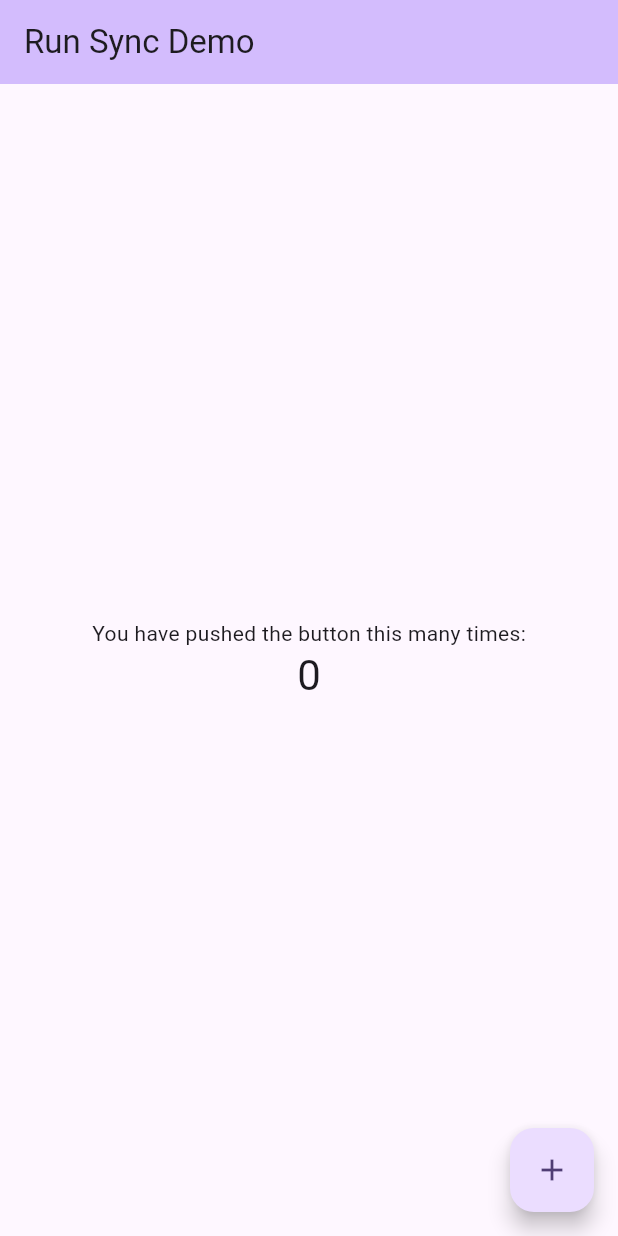
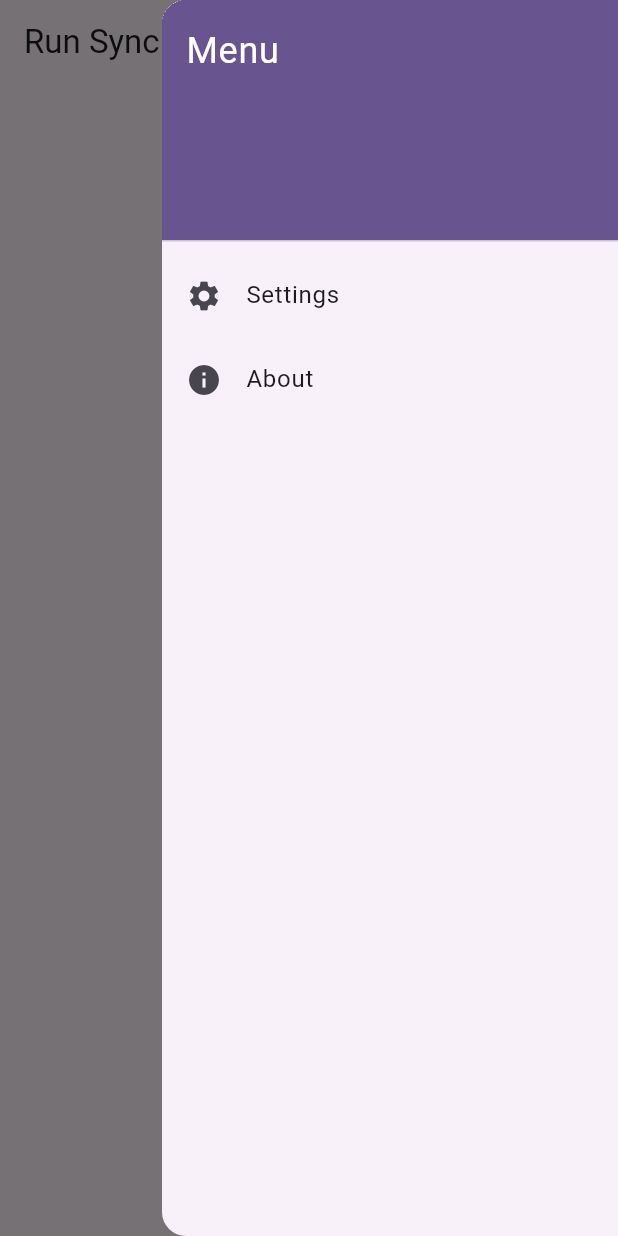
Before and after one commit to JKaizenn/Run-Sync, a Flutter app: the screen it shows after launch, with the side drawer open (before the commit the screen has no drawer), on a phone screen of 412 x 824 dp. Run offline on Flutter 3.47's test engine with Material 3 defaults, Android fonts, the phone set to English and light mode, and no system bars.

Commit message:
added the home screen and hamburger with navigation drawer

```diff
--- a/run_sync/lib/main.dart
+++ b/run_sync/lib/main.dart
@@ -1,4 +1,5 @@
 import 'package:flutter/material.dart';
+import 'screens/home_screen.dart';
 
 void main() {
   runApp(const MyApp());
@@ -7,119 +8,15 @@ void main() {
 class MyApp extends StatelessWidget {
   const MyApp({super.key});
 
-  // This widget is the root of your application.
   @override
   Widget build(BuildContext context) {
     return MaterialApp(
-      title: 'Flutter Demo',
+      title: 'Run Sync',
       theme: ThemeData(
-        // This is the theme of your application.
-        //
-        // TRY THIS: Try running your application with "flutter run". You'll see
-        // the application has a purple toolbar. Then, without quitting the app,
-        // try changing the seedColor in the colorScheme below to Colors.green
-        // and then invoke "hot reload" (save your changes or press the "hot
-        // reload" button in a Flutter-supported IDE, or press "r" if you used
-        // the command line to start the app).
-        //
-        // Notice that the counter didn't reset back to zero; the application
-        // state is not lost during the reload. To reset the state, use hot
-        // restart instead.
-        //
-        // This works for code too, not just values: Most code changes can be
-        // tested with just a hot reload.
         colorScheme: ColorScheme.fromSeed(seedColor: Colors.deepPurple),
         useMaterial3: true,
       ),
-      home: const MyHomePage(title: 'Run Sync Demo'),
+      home: const HomeScreen(), // Set HomeScreen as the default screen
     );
   }
 }
-
-class MyHomePage extends StatefulWidget {
-  const MyHomePage({super.key, required this.title});
-
-  // This widget is the home page of your application. It is stateful, meaning
-  // that it has a State object (defined below) that contains fields that affect
-  // how it looks.
-
-  // This class is the configuration for the state. It holds the values (in this
-  // case the title) provided by the parent (in this case the App widget) and
-  // used by the build method of the State. Fields in a Widget subclass are
-  // always marked "final".
-
-  final String title;
-
-  @override
-  State<MyHomePage> createState() => _MyHomePageState();
-}
-
-class _MyHomePageState extends State<MyHomePage> {
-  int _counter = 0;
-
-  void _incrementCounter() {
-    setState(() {
-      // This call to setState tells the Flutter framework that something has
-      // changed in this State, which causes it to rerun the build method below
-      // so that the display can reflect the updated values. If we changed
-      // _counter without calling setState(), then the build method would not be
-      // called again, and so nothing would appear to happen.
-      _counter++;
-    });
-  }
-
-  @override
-  Widget build(BuildContext context) {
-    // This method is rerun every time setState is called, for instance as done
-    // by the _incrementCounter method above.
-    //
-    // The Flutter framework has been optimized to make rerunning build methods
-    // fast, so that you can just rebuild anything that needs updating rather
-    // than having to individually change instances of widgets.
-    return Scaffold(
-      appBar: AppBar(
-        // TRY THIS: Try changing the color here to a specific color (to
-        // Colors.amber, perhaps?) and trigger a hot reload to see the AppBar
-        // change color while the other colors stay the same.
-        backgroundColor: Theme.of(context).colorScheme.inversePrimary,
-        // Here we take the value from the MyHomePage object that was created by
-        // the App.build method, and use it to set our appbar title.
-        title: Text(widget.title),
-      ),
-      body: Center(
-        // Center is a layout widget. It takes a single child and positions it
-        // in the middle of the parent.
-        child: Column(
-          // Column is also a layout widget. It takes a list of children and
-          // arranges them vertically. By default, it sizes itself to fit its
-          // children horizontally, and tries to be as tall as its parent.
-          //
-          // Column has various properties to control how it sizes itself and
-          // how it positions its children. Here we use mainAxisAlignment to
-          // center the children vertically; the main axis here is the vertical
-          // axis because Columns are vertical (the cross axis would be
-          // horizontal).
-          //
-          // TRY THIS: Invoke "debug painting" (choose the "Toggle Debug Paint"
-          // action in the IDE, or press "p" in the console), to see the
-          // wireframe for each widget.
-          mainAxisAlignment: MainAxisAlignment.center,
-          children: <Widget>[
-            const Text(
-              'You have pushed the button this many times:',
-            ),
-            Text(
-              '$_counter',
-              style: Theme.of(context).textTheme.headlineMedium,
-            ),
-          ],
-        ),
-      ),
-      floatingActionButton: FloatingActionButton(
-        onPressed: _incrementCounter,
-        tooltip: 'Increment',
-        child: const Icon(Icons.add),
-      ), // This trailing comma makes auto-formatting nicer for build methods.
-    );
-  }
-}
--- /dev/null
+++ b/run_sync/lib/screens/home_screen.dart
@@ -0,0 +1,31 @@
+import 'package:flutter/material.dart';
+import '../widgets/app_navigation_drawer.dart';
+
+class HomeScreen extends StatelessWidget {
+  const HomeScreen({super.key});
+
+  @override
+  Widget build(BuildContext context) {
+    return Scaffold(
+      appBar: AppBar(
+        title: const Text('Run Sync'),
+        actions: [
+          Builder(
+            builder: (context) {
+              return IconButton(
+                icon: const Icon(Icons.menu), // Hamburger menu icon
+                onPressed: () {
+                  Scaffold.of(context).openEndDrawer(); // Open drawer from the right
+                },
+              );
+            },
+          ),
+        ],
+      ),
+      endDrawer: const AppNavigationDrawer(), // Drawer widget
+      body: const Center(
+        child: Text('Home Page Content'), // Replace with actual content
+      ),
+    );
+  }
+}
--- /dev/null
+++ b/run_sync/lib/widgets/app_navigation_drawer.dart
@@ -0,0 +1,48 @@
+import 'package:flutter/material.dart';
+import '../screens/about_screen.dart';
+
+class AppNavigationDrawer extends StatelessWidget {
+  const AppNavigationDrawer({super.key});
+
+  @override
+  Widget build(BuildContext context) {
+    return Drawer(
+      child: ListView(
+        padding: EdgeInsets.zero,
+        children: <Widget>[
+          DrawerHeader(
+            decoration: BoxDecoration(
+              color: Theme.of(context).colorScheme.primary,
+            ),
+            child: const Text(
+              'Menu',
+              style: TextStyle(
+                color: Colors.white,
+                fontSize: 24,
+              ),
+            ),
+          ),
+          ListTile(
+            leading: const Icon(Icons.settings),
+            title: const Text('Settings'),
+            onTap: () {
+              // Handle settings tap
+            },
+          ),
+          ListTile(
+            leading: const Icon(Icons.info),
+            title: const Text('About'),
+            onTap: () {
+              Navigator.push(
+                context,
+                MaterialPageRoute(
+                  builder: (context) => const AboutScreen(),
+                ),
+              );
+            },
+          ),
+        ],
+      ),
+    );
+  }
+}
```
Also changed, not shown: run_sync/lib/screens/about_screen.dart (added, +41 -0 lines), run_sync/lib/screens/menu_screen.dart (added, +17 -0 lines).
